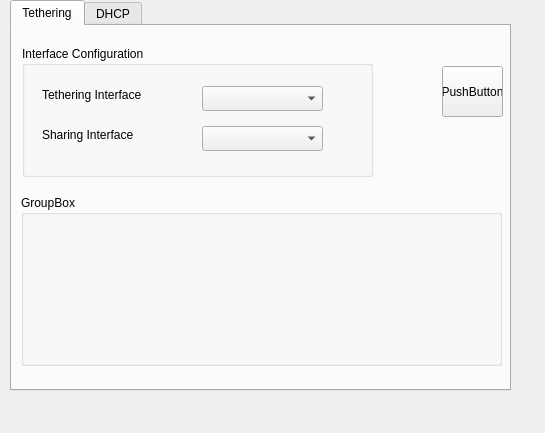
First picture: the form in mainwindow.ui, repository fadedreamz/easyAp, before the edit.
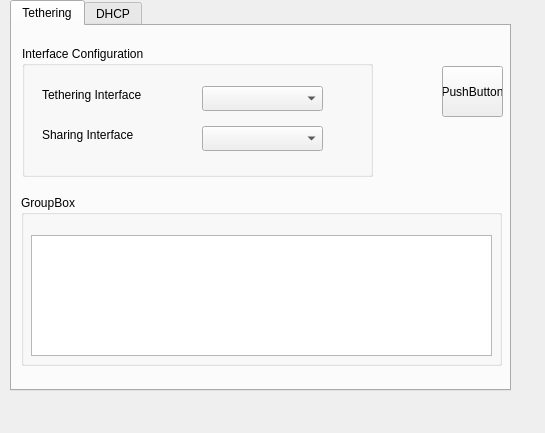
Second picture: the form after the edit.

Commit message: updated subnetconfig parsing for isc-dhcp-server, added gui logger window

The edit to the form file:
```diff
--- a/mainwindow.ui
+++ b/mainwindow.ui
@@ -114,6 +114,16 @@
       <property name="title">
        <string>GroupBox</string>
       </property>
+      <widget class="QTextEdit" name="logWindow">
+       <property name="geometry">
+        <rect>
+         <x>10</x>
+         <y>40</y>
+         <width>461</width>
+         <height>121</height>
+        </rect>
+       </property>
+      </widget>
      </widget>
     </widget>
     <widget class="QWidget" name="tab_3">
```
The commit also changes 16 other files.
